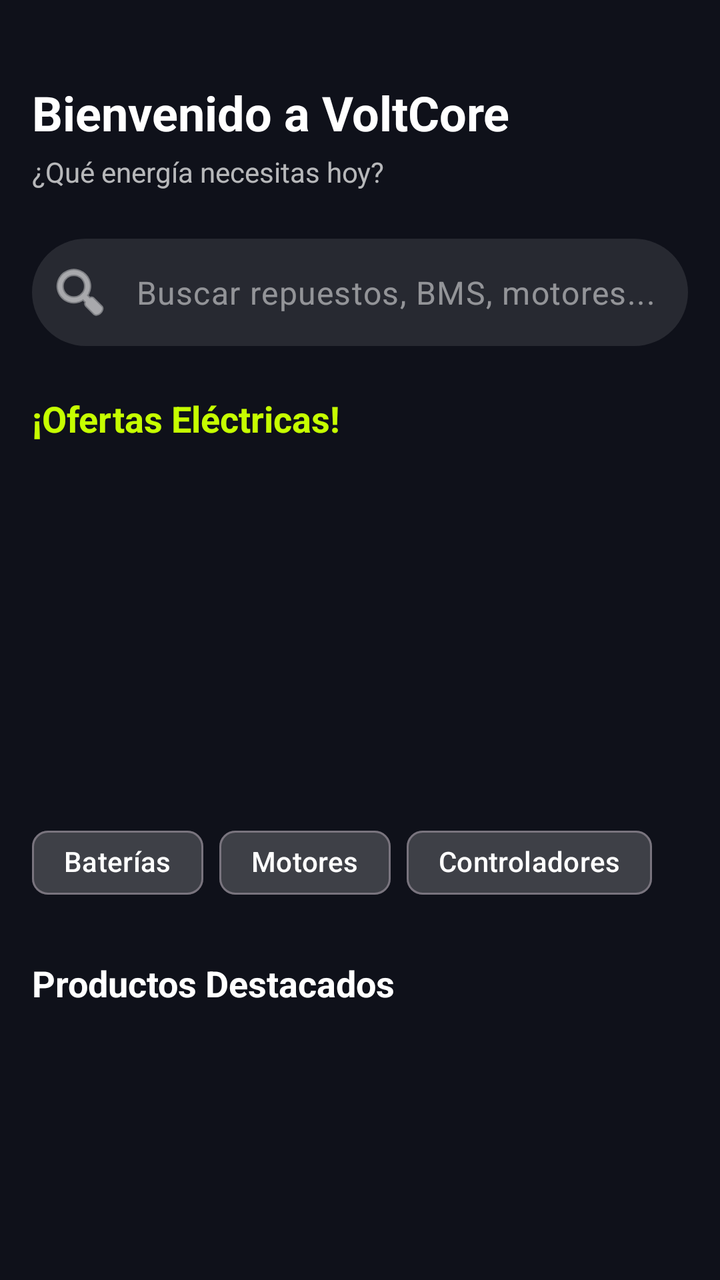
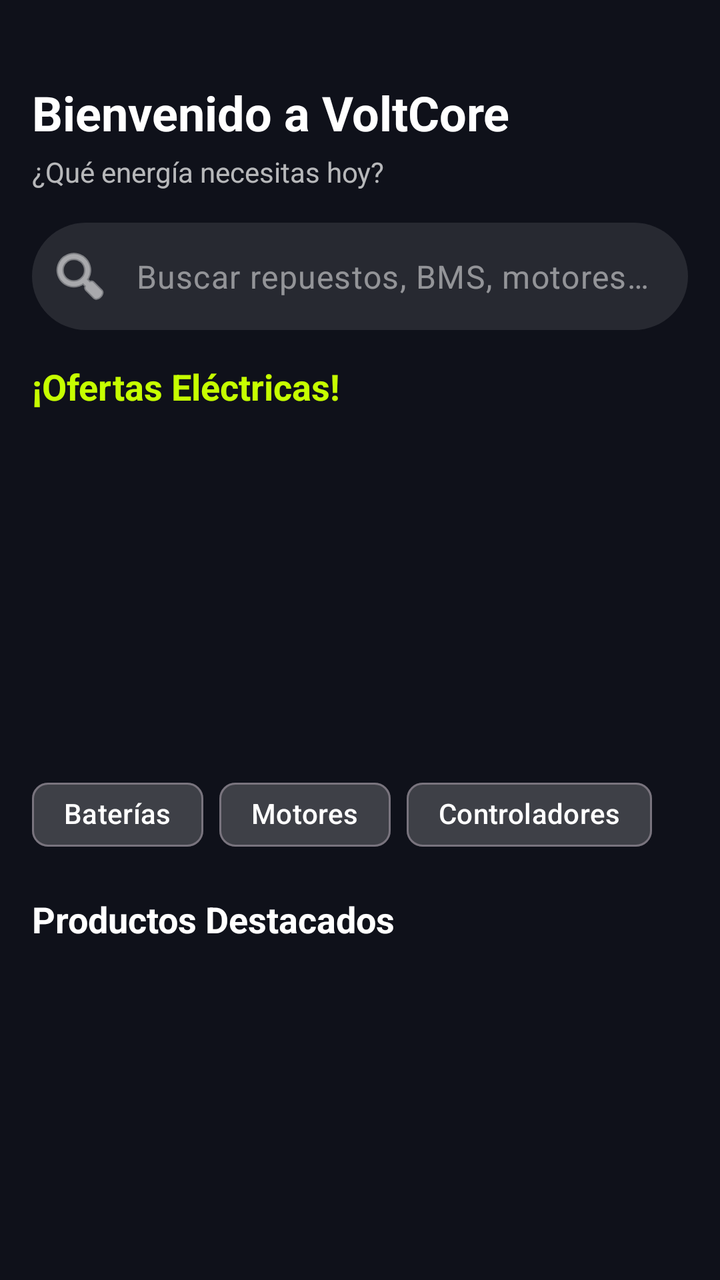

The first picture is an Android layout as it rendered before a commit; the second is the same layout after the commit. The layout source and the unified diff follow.
<!-- AndroidManifest.xml: application theme Theme.VoltCore -->
<!-- res/layout/fragment_buyer_home.xml -->
<?xml version="1.0" encoding="utf-8"?>
<androidx.core.widget.NestedScrollView xmlns:android="http://schemas.android.com/apk/res/android"
    xmlns:app="http://schemas.android.com/apk/res-auto"
    xmlns:tools="http://schemas.android.com/tools"
    android:layout_width="match_parent"
    android:layout_height="match_parent"
    android:background="@color/volt_background"
    android:paddingTop="16dp">

    <LinearLayout
        android:layout_width="match_parent"
        android:layout_height="wrap_content"
        android:orientation="vertical"
        android:padding="16dp">

        <TextView
            android:id="@+id/tvWelcomeUser"
            android:layout_width="wrap_content"
            android:layout_height="wrap_content"
            android:text="@string/welcome_to_voltcore"
            android:textColor="@color/white"
            android:textSize="24sp"
            android:textStyle="bold"
            android:layout_marginTop="8dp"
            android:layout_marginBottom="4dp"/>

        <TextView
            android:layout_width="wrap_content"
            android:layout_height="wrap_content"
            android:text="@string/energy_question"
            android:textColor="@color/white_70"
            android:textSize="14sp"
            android:layout_marginBottom="24dp"/>

        

        <com.google.android.material.textfield.TextInputLayout
            android:id="@+id/tilSearch"
            android:layout_width="match_parent"
            android:layout_height="wrap_content"
            android:layout_marginBottom="24dp"
            app:boxBackgroundColor="@color/glass_surface"
            app:boxCornerRadiusBottomEnd="28dp"
            app:boxCornerRadiusBottomStart="28dp"
            app:boxCornerRadiusTopEnd="28dp"
            app:boxCornerRadiusTopStart="28dp"
            app:boxStrokeWidth="0dp"
            app:boxStrokeWidthFocused="0dp"
            app:hintEnabled="false"
            app:startIconDrawable="@android:drawable/ic_menu_search"
            app:startIconTint="@color/white">

            <com.google.android.material.textfield.TextInputEditText
                android:id="@+id/etSearch"
                android:layout_width="match_parent"
                android:layout_height="wrap_content"
                android:hint="@string/search_hint"
                android:textColor="@color/white"
                android:textColorHint="@color/white_50"
                android:padding="16dp" />
        </com.google.android.material.textfield.TextInputLayout>

        
        <TextView
            android:layout_width="wrap_content"
            android:layout_height="wrap_content"
            android:text="@string/volt_offers"
            android:textColor="@color/volt_primary"
            android:textSize="18sp"
            android:textStyle="bold"
            android:layout_marginBottom="12dp"/>

        <androidx.recyclerview.widget.RecyclerView
            android:id="@+id/rvOffers"
            android:layout_width="match_parent"
            android:layout_height="150dp"
            android:orientation="horizontal"
            app:layoutManager="androidx.recyclerview.widget.LinearLayoutManager"
            tools:listitem="@layout/item_banner_promo"
            android:layout_marginBottom="24dp"/>

        
        <com.google.android.material.chip.ChipGroup
            android:id="@+id/chipGroupCategories"
            android:layout_width="match_parent"
            android:layout_height="wrap_content"
            android:layout_marginBottom="24dp"
            app:singleSelection="true">
            <com.google.android.material.chip.Chip
                style="@style/Widget.Material3.Chip.Filter"
                android:layout_width="wrap_content"
                android:layout_height="wrap_content"
                android:text="@string/category_batteries"
                app:chipBackgroundColor="@color/glass_surface"
                android:textColor="@color/white"/>
            <com.google.android.material.chip.Chip
                style="@style/Widget.Material3.Chip.Filter"
                android:layout_width="wrap_content"
                android:layout_height="wrap_content"
                android:text="@string/category_motors"
                app:chipBackgroundColor="@color/glass_surface"
                android:textColor="@color/white"/>
            <com.google.android.material.chip.Chip
                style="@style/Widget.Material3.Chip.Filter"
                android:layout_width="wrap_content"
                android:layout_height="wrap_content"
                android:text="@string/category_controllers"
                app:chipBackgroundColor="@color/glass_surface"
                android:textColor="@color/white"/>
        </com.google.android.material.chip.ChipGroup>

        
        <TextView
            android:layout_width="wrap_content"
            android:layout_height="wrap_content"
            android:text="@string/featured_products"
            android:textColor="@color/white"
            android:textSize="18sp"
            android:textStyle="bold"
            android:layout_marginBottom="12dp"/>

        <androidx.recyclerview.widget.RecyclerView
            android:id="@+id/rvFeatured"
            android:layout_width="match_parent"
            android:layout_height="wrap_content"
            android:nestedScrollingEnabled="false"
            app:layoutManager="androidx.recyclerview.widget.LinearLayoutManager"
            tools:listitem="@layout/item_product_card"
            android:layout_marginBottom="24dp" />

    </LinearLayout>
</androidx.core.widget.NestedScrollView>
<!-- res/layout/item_banner_promo.xml (included above) -->
<?xml version="1.0" encoding="utf-8"?>
<com.google.android.material.card.MaterialCardView xmlns:android="http://schemas.android.com/apk/res/android"
    xmlns:app="http://schemas.android.com/apk/res-auto"
    android:layout_width="300dp"
    android:layout_height="match_parent"
    android:layout_marginEnd="12dp"
    app:cardCornerRadius="16dp"
    app:cardBackgroundColor="@color/volt_primary">

    <androidx.constraintlayout.widget.ConstraintLayout
        android:layout_width="match_parent"
        android:layout_height="match_parent"
        android:padding="16dp">

        <TextView
            android:id="@+id/tvPromoTitle"
            android:layout_width="0dp"
            android:layout_height="wrap_content"
            android:text="@string/promo_title"
            android:textColor="@color/black"
            android:textSize="20sp"
            android:textStyle="bold"
            app:layout_constraintEnd_toStartOf="@+id/ivPromo"
            app:layout_constraintStart_toStartOf="parent"
            app:layout_constraintTop_toTopOf="parent" />

        <TextView
            android:layout_width="0dp"
            android:layout_height="wrap_content"
            android:text="@string/promo_desc"
            android:textColor="@color/black"
            android:textSize="14sp"
            app:layout_constraintEnd_toStartOf="@+id/ivPromo"
            app:layout_constraintStart_toStartOf="parent"
            app:layout_constraintTop_toBottomOf="@+id/tvPromoTitle" />

        <ImageView
            android:id="@+id/ivPromo"
            android:layout_width="80dp"
            android:layout_height="80dp"
            android:src="@drawable/ic_voltcore_logo"
            android:contentDescription="@string/promotion_label"
            app:layout_constraintBottom_toBottomOf="parent"
            app:layout_constraintEnd_toEndOf="parent"
            app:layout_constraintTop_toTopOf="parent"
            app:tint="@color/black" />

    </androidx.constraintlayout.widget.ConstraintLayout>
</com.google.android.material.card.MaterialCardView>
<!-- res/layout/item_product_card.xml (included above) -->
<?xml version="1.0" encoding="utf-8"?>
<com.google.android.material.card.MaterialCardView xmlns:android="http://schemas.android.com/apk/res/android"
    xmlns:app="http://schemas.android.com/apk/res-auto"
    android:layout_width="match_parent"
    android:layout_height="wrap_content"
    android:layout_margin="8dp"
    app:cardBackgroundColor="@color/glass_surface"
    app:cardCornerRadius="20dp"
    app:strokeColor="@color/glass_stroke"
    app:strokeWidth="1dp"
    app:cardElevation="0dp">

    <LinearLayout
        android:layout_width="match_parent"
        android:layout_height="wrap_content"
        android:orientation="vertical">

        <FrameLayout
            android:layout_width="match_parent"
            android:layout_height="140dp"
            android:background="@color/glass_surface">
            <ImageView
                android:id="@+id/ivProduct"
                android:layout_width="match_parent"
                android:layout_height="match_parent"
                android:scaleType="centerCrop"
                android:src="@drawable/ic_voltcore_logo"
                android:contentDescription="@string/product_placeholder" />
            <TextView
                android:id="@+id/tvProductEmoji"
                android:layout_width="match_parent"
                android:layout_height="match_parent"
                android:gravity="center"
                android:textSize="64sp"
                android:visibility="gone"
                android:textColor="@color/white" />
        </FrameLayout>


        <TextView
            android:id="@+id/tvProductName"
            android:layout_width="match_parent"
            android:layout_height="wrap_content"
            android:layout_marginTop="8dp"
            android:text="@string/product_name_placeholder"
            android:textColor="@color/white"
            android:textSize="16sp"
            android:textStyle="bold" />

        <TextView
            android:id="@+id/tvProductPrice"
            android:layout_width="match_parent"
            android:layout_height="wrap_content"
            android:text="@string/price_placeholder"
            android:textColor="@color/volt_primary"
            android:textSize="14sp" />

        <Button
            android:id="@+id/btnAddToCart"
            style="@style/Widget.Material3.Button.TonalButton"
            android:layout_width="match_parent"
            android:layout_height="wrap_content"
            android:layout_marginTop="8dp"
            android:text="@string/add_to_cart"
            android:textSize="12sp"
            app:backgroundTint="@color/volt_primary"
            android:textColor="@color/black" />

    </LinearLayout>

</com.google.android.material.card.MaterialCardView>
<!-- resources referenced by this layout -->
<resources>
  <color name="black">#FF000000</color>
  <color name="glass_stroke">#33FFFFFF</color>
  <color name="glass_surface">#1AFFFFFF</color>
  <color name="volt_background">#0F111A</color>
  <color name="volt_primary">#C6FF00</color>
  <color name="white">#FFFFFFFF</color>
  <color name="white_50">#80FFFFFF</color>
  <color name="white_70">#B3FFFFFF</color>
  <!-- drawable ic_voltcore_logo (drawable) -->
  <vector xmlns:android="http://schemas.android.com/apk/res/android"
      android:width="200dp"
      android:height="200dp"
      android:viewportWidth="200"
      android:viewportHeight="200">
      <path
          android:fillColor="#00B4D8"
          android:pathData="M100,20 L160,180 L100,150 L40,180 Z" />
      <path
          android:fillColor="#FFFFFF"
          android:pathData="M100,50 L130,140 L100,125 L70,140 Z" />
  </vector>
  <string name="add_to_cart">Añadir</string>
  <string name="category_batteries">Baterías</string>
  <string name="category_controllers">Controladores</string>
  <string name="category_motors">Motores</string>
  <string name="energy_question">¿Qué energía necesitas hoy?</string>
  <string name="featured_products">Productos Destacados</string>
  <string name="price_placeholder">$ 0.00</string>
  <string name="product_name_placeholder">Nombre del Producto</string>
  <string name="product_placeholder">Producto</string>
  <string name="promo_desc">Hasta 30% en Baterías Li-ion</string>
  <string name="promo_title">¡DESCUENTOS ELÉCTRICOS!</string>
  <string name="promotion_label">Promoción</string>
  <string name="search_hint">Buscar repuestos, BMS, motores...</string>
  <string name="volt_offers">¡Ofertas Eléctricas!</string>
  <string name="welcome_to_voltcore">Bienvenido a VoltCore</string>
  <style name="Theme.VoltCore" parent="Base.Theme.VoltCore" />
  <style name="Base.Theme.VoltCore" parent="Theme.Material3.DayNight.NoActionBar">
          
          <item name="colorPrimary">@color/volt_primary</item>
          <item name="android:windowBackground">@color/volt_background</item>
          <item name="colorSurface">@color/glass_surface</item>
          <item name="colorOnSurface">@color/white</item>
      </style>
</resources>

<!-- the commit's change to res/layout/fragment_buyer_home.xml (unified diff, before → after) -->
@@ -5,32 +5,32 @@
     android:layout_width="match_parent"
     android:layout_height="match_parent"
     android:background="@color/volt_background"
-    android:paddingTop="16dp">
+    android:paddingTop="@dimen/margin_standard">
 
     <LinearLayout
         android:layout_width="match_parent"
         android:layout_height="wrap_content"
         android:orientation="vertical"
-        android:padding="16dp">
+        android:padding="@dimen/margin_standard">
 
         <TextView
             android:id="@+id/tvWelcomeUser"
             android:layout_width="wrap_content"
             android:layout_height="wrap_content"
+            android:layout_marginTop="@dimen/margin_small"
+            android:layout_marginBottom="4dp"
             android:text="@string/welcome_to_voltcore"
-            android:textColor="@color/white"
-            android:textSize="24sp"
-            android:textStyle="bold"
-            android:layout_marginTop="8dp"
-            android:layout_marginBottom="4dp"/>
-
-        <TextView
-            android:layout_width="wrap_content"
-            android:layout_height="wrap_content"
+            android:textColor="@color/volt_text_primary"
+            android:textSize="@dimen/text_size_h1"
+            android:textStyle="bold" />
+
+        <TextView
+            android:layout_width="wrap_content"
+            android:layout_height="wrap_content"
+            android:layout_marginBottom="@dimen/margin_standard"
             android:text="@string/energy_question"
-            android:textColor="@color/white_70"
-            android:textSize="14sp"
-            android:layout_marginBottom="24dp"/>
+            android:textColor="@color/volt_text_secondary"
+            android:textSize="14sp" />
 
         
 
@@ -38,7 +38,9 @@
             android:id="@+id/tilSearch"
             android:layout_width="match_parent"
             android:layout_height="wrap_content"
-            android:layout_marginBottom="24dp"
+            android:layout_marginBottom="@dimen/margin_standard"
+            android:maxWidth="488dp"
+            android:layout_gravity="center_horizontal"
             app:boxBackgroundColor="@color/glass_surface"
             app:boxCornerRadiusBottomEnd="28dp"
             app:boxCornerRadiusBottomStart="28dp"
@@ -48,85 +50,88 @@
             app:boxStrokeWidthFocused="0dp"
             app:hintEnabled="false"
             app:startIconDrawable="@android:drawable/ic_menu_search"
-            app:startIconTint="@color/white">
+            app:startIconTint="@color/volt_text_primary">
 
             <com.google.android.material.textfield.TextInputEditText
                 android:id="@+id/etSearch"
                 android:layout_width="match_parent"
                 android:layout_height="wrap_content"
                 android:hint="@string/search_hint"
-                android:textColor="@color/white"
-                android:textColorHint="@color/white_50"
-                android:padding="16dp" />
+                android:padding="@dimen/margin_standard"
+                android:textColor="@color/volt_text_primary"
+                android:textColorHint="@color/volt_text_hint" />
         </com.google.android.material.textfield.TextInputLayout>
 
         
         <TextView
             android:layout_width="wrap_content"
             android:layout_height="wrap_content"
+            android:layout_marginBottom="@dimen/margin_medium"
             android:text="@string/volt_offers"
             android:textColor="@color/volt_primary"
             android:textSize="18sp"
-            android:textStyle="bold"
-            android:layout_marginBottom="12dp"/>
+            android:textStyle="bold" />
 
         <androidx.recyclerview.widget.RecyclerView
             android:id="@+id/rvOffers"
             android:layout_width="match_parent"
             android:layout_height="150dp"
+            android:layout_marginBottom="@dimen/margin_standard"
             android:orientation="horizontal"
             app:layoutManager="androidx.recyclerview.widget.LinearLayoutManager"
-            tools:listitem="@layout/item_banner_promo"
-            android:layout_marginBottom="24dp"/>
+            tools:listitem="@layout/item_banner_promo" />
 
         
         <com.google.android.material.chip.ChipGroup
             android:id="@+id/chipGroupCategories"
             android:layout_width="match_parent"
             android:layout_height="wrap_content"
-            android:layout_marginBottom="24dp"
+            android:layout_marginBottom="@dimen/margin_standard"
             app:singleSelection="true">
+
             <com.google.android.material.chip.Chip
                 style="@style/Widget.Material3.Chip.Filter"
                 android:layout_width="wrap_content"
                 android:layout_height="wrap_content"
                 android:text="@string/category_batteries"
-                app:chipBackgroundColor="@color/glass_surface"
-                android:textColor="@color/white"/>
+                android:textColor="@color/volt_text_primary"
+                app:chipBackgroundColor="@color/glass_surface" />
+
             <com.google.android.material.chip.Chip
                 style="@style/Widget.Material3.Chip.Filter"
                 android:layout_width="wrap_content"
                 android:layout_height="wrap_content"
                 android:text="@string/category_motors"
-                app:chipBackgroundColor="@color/glass_surface"
-                android:textColor="@color/white"/>
+                android:textColor="@color/volt_text_primary"
+                app:chipBackgroundColor="@color/glass_surface" />
+
             <com.google.android.material.chip.Chip
                 style="@style/Widget.Material3.Chip.Filter"
                 android:layout_width="wrap_content"
                 android:layout_height="wrap_content"
                 android:text="@string/category_controllers"
-                app:chipBackgroundColor="@color/glass_surface"
-                android:textColor="@color/white"/>
+                android:textColor="@color/volt_text_primary"
+                app:chipBackgroundColor="@color/glass_surface" />
         </com.google.android.material.chip.ChipGroup>
 
         
         <TextView
             android:layout_width="wrap_content"
             android:layout_height="wrap_content"
+            android:layout_marginBottom="@dimen/margin_medium"
             android:text="@string/featured_products"
-            android:textColor="@color/white"
+            android:textColor="@color/volt_text_primary"
             android:textSize="18sp"
-            android:textStyle="bold"
-            android:layout_marginBottom="12dp"/>
+            android:textStyle="bold" />
 
         <androidx.recyclerview.widget.RecyclerView
             android:id="@+id/rvFeatured"
             android:layout_width="match_parent"
             android:layout_height="wrap_content"
+            android:layout_marginBottom="@dimen/margin_standard"
             android:nestedScrollingEnabled="false"
             app:layoutManager="androidx.recyclerview.widget.LinearLayoutManager"
-            tools:listitem="@layout/item_product_card"
-            android:layout_marginBottom="24dp" />
+            tools:listitem="@layout/item_product_card" />
 
     </LinearLayout>
 </androidx.core.widget.NestedScrollView>
@@ -184,13 +189,11 @@
 <?xml version="1.0" encoding="utf-8"?>
 <com.google.android.material.card.MaterialCardView xmlns:android="http://schemas.android.com/apk/res/android"
     xmlns:app="http://schemas.android.com/apk/res-auto"
+    style="@style/Widget.VoltCore.Card"
     android:layout_width="match_parent"
     android:layout_height="wrap_content"
-    android:layout_margin="8dp"
-    app:cardBackgroundColor="@color/glass_surface"
-    app:cardCornerRadius="20dp"
-    app:strokeColor="@color/glass_stroke"
-    app:strokeWidth="1dp"
+    android:layout_margin="@dimen/margin_small"
+    app:cardCornerRadius="@dimen/card_corner_radius_large"
     app:cardElevation="0dp">
 
     <LinearLayout
@@ -200,7 +203,7 @@
 
         <FrameLayout
             android:layout_width="match_parent"
-            android:layout_height="140dp"
+            android:layout_height="@dimen/product_image_height"
             android:background="@color/glass_surface">
             <ImageView
                 android:id="@+id/ivProduct"
@@ -214,9 +217,9 @@
                 android:layout_width="match_parent"
                 android:layout_height="match_parent"
                 android:gravity="center"
-                android:textSize="64sp"
+                android:textSize="@dimen/text_size_emoji_large"
                 android:visibility="gone"
-                android:textColor="@color/white" />
+                android:textColor="@color/volt_text_primary" />
         </FrameLayout>
 
 
@@ -224,10 +227,10 @@
             android:id="@+id/tvProductName"
             android:layout_width="match_parent"
             android:layout_height="wrap_content"
-            android:layout_marginTop="8dp"
+            android:layout_marginTop="@dimen/margin_small"
             android:text="@string/product_name_placeholder"
-            android:textColor="@color/white"
-            android:textSize="16sp"
+            android:textColor="@color/volt_text_primary"
+            android:textSize="@dimen/text_size_body"
             android:textStyle="bold" />
 
         <TextView
@@ -236,16 +239,16 @@
             android:layout_height="wrap_content"
             android:text="@string/price_placeholder"
             android:textColor="@color/volt_primary"
-            android:textSize="14sp" />
+            android:textSize="@dimen/text_size_price" />
 
         <Button
             android:id="@+id/btnAddToCart"
             style="@style/Widget.Material3.Button.TonalButton"
             android:layout_width="match_parent"
             android:layout_height="wrap_content"
-            android:layout_marginTop="8dp"
+            android:layout_marginTop="@dimen/margin_small"
             android:text="@string/add_to_cart"
-            android:textSize="12sp"
+            android:textSize="@dimen/text_size_caption"
             app:backgroundTint="@color/volt_primary"
             android:textColor="@color/black" />
 
<!-- resource entries referenced after the edit -->
@@ -5,9 +5,23 @@
   <color name="glass_surface">#1AFFFFFF</color>
   <color name="volt_background">#0F111A</color>
   <color name="volt_primary">#C6FF00</color>
+  <color name="volt_text_hint">@color/white_50</color>
+  <color name="volt_text_primary">@color/white</color>
+  <color name="volt_text_secondary">@color/white_70</color>
+  <dimen name="card_corner_radius_large">20dp</dimen>
+  <dimen name="margin_medium">12dp</dimen>
+  <dimen name="margin_small">8dp</dimen>
+  <dimen name="margin_standard">16dp</dimen>
+  <dimen name="product_image_height">140dp</dimen>
+  <dimen name="text_size_body">16sp</dimen>
+  <dimen name="text_size_caption">12sp</dimen>
+  <dimen name="text_size_emoji_large">64sp</dimen>
+  <dimen name="text_size_h1">24sp</dimen>
+  <dimen name="text_size_price">14sp</dimen>
   <color name="white">#FFFFFFFF</color>
   <color name="white_50">#80FFFFFF</color>
   <color name="white_70">#B3FFFFFF</color>
+  <color name="volt_card_background">#272931</color>
   <!-- drawable ic_voltcore_logo (drawable) -->
   <vector xmlns:android="http://schemas.android.com/apk/res/android"
       android:width="200dp"
@@ -30,12 +44,18 @@
   <string name="price_placeholder">$ 0.00</string>
   <string name="product_name_placeholder">Nombre del Producto</string>
   <string name="product_placeholder">Producto</string>
-  <string name="promo_desc">Hasta 30% en Baterías Li-ion</string>
+  <string name="promo_desc">Hasta 30% en Baterías Li–ion</string>
   <string name="promo_title">¡DESCUENTOS ELÉCTRICOS!</string>
   <string name="promotion_label">Promoción</string>
-  <string name="search_hint">Buscar repuestos, BMS, motores...</string>
+  <string name="search_hint">Buscar repuestos, BMS, motores…</string>
   <string name="volt_offers">¡Ofertas Eléctricas!</string>
   <string name="welcome_to_voltcore">Bienvenido a VoltCore</string>
+  <style name="Widget.VoltCore.Card" parent="Widget.Material3.CardView.Filled">
+          <item name="cardCornerRadius">24dp</item>
+          <item name="cardBackgroundColor">@color/volt_card_background</item>
+          <item name="strokeColor">@color/glass_stroke</item>
+          <item name="strokeWidth">1dp</item>
+      </style>
   <style name="Theme.VoltCore" parent="Base.Theme.VoltCore" />
   <style name="Base.Theme.VoltCore" parent="Theme.Material3.DayNight.NoActionBar">
           
